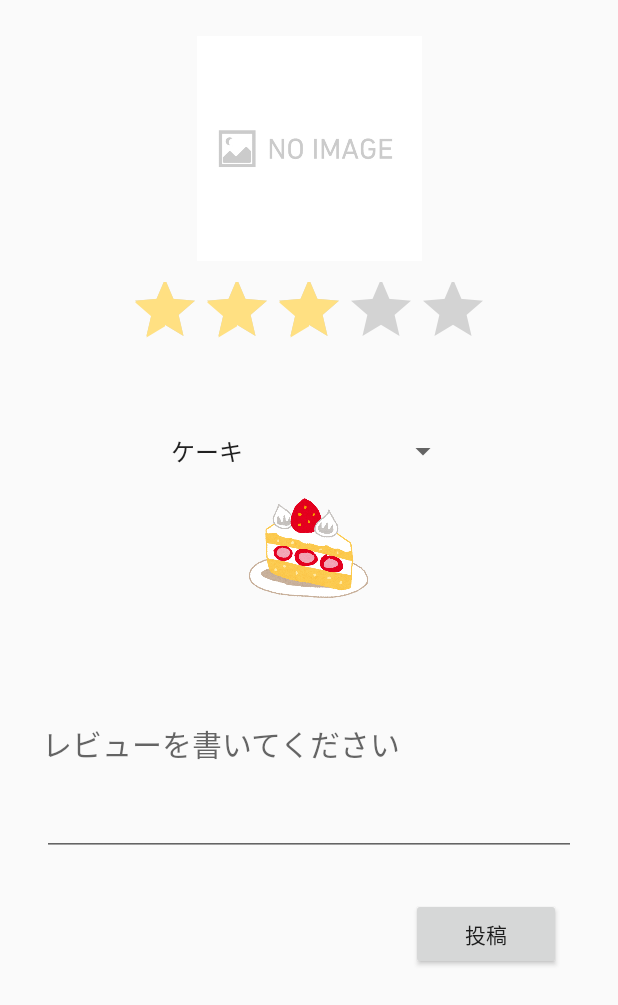
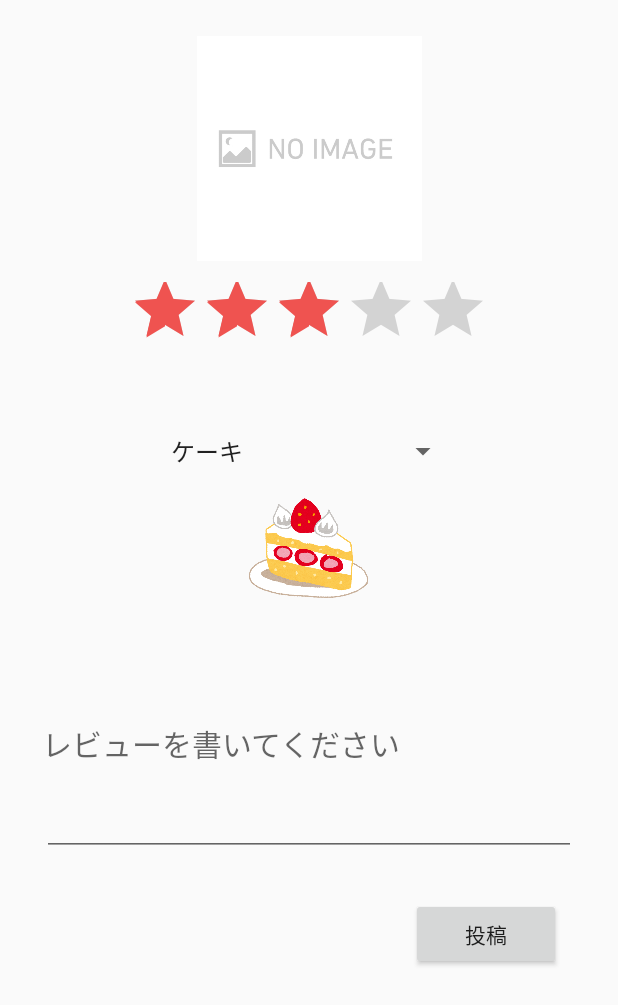
Before and after one commit to katsuhito123/spajam-sweets_kun, an Android app: the ReviewActivity screen opened directly, with no data from a screen before it, on a phone screen of 412 x 824 dp. Shown: the top 1005 px of the screen. Run offline under Robolectric (Android 15) with nearby library versions, the phone set to English and light mode, and no system bars.

Commit message:
fix accent color

```diff
--- a/app/src/main/res/values/colors.xml
+++ b/app/src/main/res/values/colors.xml
@@ -2,5 +2,5 @@
 <resources>
     <color name="colorPrimary">#ffcdd2</color>
     <color name="colorPrimaryDark">#cb9ca1</color>
-    <color name="colorAccent">#ffe082</color>
+    <color name="colorAccent">#ef5350</color>
 </resources>
```
